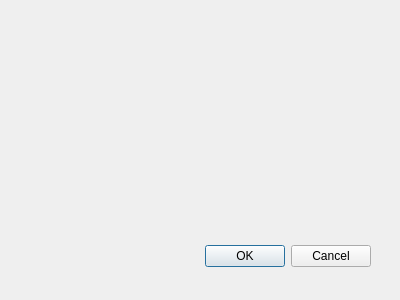
GuilhemAllaman/multipoints-route-qgis-plugin, file multi_points_route_dialog_base.ui: the form before one commit.
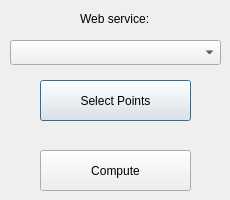
The form after the commit.

Commit message: Basic UI + QGIS rubberbands

```diff
--- a/multi_points_route_dialog_base.ui
+++ b/multi_points_route_dialog_base.ui
@@ -1,31 +1,64 @@
 <ui version="4.0" >
  <class>MultiPointsRouteDialogBase</class>
- <widget class="QDialog" name="MultiPointsRouteDialogBase" >
-  <property name="geometry" >
+ <widget class="QDialog" name="MultiPointsRouteDialogBase">
+  <property name="geometry">
    <rect>
     <x>0</x>
     <y>0</y>
-    <width>400</width>
-    <height>300</height>
+    <width>230</width>
+    <height>200</height>
    </rect>
   </property>
   <property name="windowTitle" >
    <string>Multiple Points Route</string>
   </property>
-  <widget class="QDialogButtonBox" name="button_box" >
-   <property name="geometry" >
+  <widget class="QComboBox" name="combo_box_web_service">
+   <property name="geometry">
     <rect>
-     <x>30</x>
-     <y>240</y>
-     <width>341</width>
-     <height>32</height>
+     <x>10</x>
+     <y>40</y>
+     <width>211</width>
+     <height>25</height>
     </rect>
    </property>
-   <property name="orientation" >
-    <enum>Qt::Horizontal</enum>
+  </widget>
+  <widget class="QLabel" name="label_web_service">
+   <property name="geometry">
+    <rect>
+     <x>80</x>
+     <y>10</y>
+     <width>71</width>
+     <height>17</height>
+    </rect>
    </property>
-   <property name="standardButtons" >
-    <set>QDialogButtonBox::Cancel|QDialogButtonBox::Ok</set>
+   <property name="text">
+    <string>Web service:</string>
+   </property>
+  </widget>
+  <widget class="QPushButton" name="button_select_points">
+   <property name="geometry">
+    <rect>
+     <x>40</x>
+     <y>80</y>
+     <width>151</width>
+     <height>41</height>
+    </rect>
+   </property>
+   <property name="text">
+    <string>Select Points</string>
+   </property>
+  </widget>
+  <widget class="QPushButton" name="button_compute_route">
+   <property name="geometry">
+    <rect>
+     <x>40</x>
+     <y>150</y>
+     <width>151</width>
+     <height>41</height>
+    </rect>
+   </property>
+   <property name="text">
+    <string>Compute</string>
    </property>
   </widget>
  </widget>
```
Left out of the diff: 40 changed lines with no effect on the pictures. The commit also changes 1 other file.
